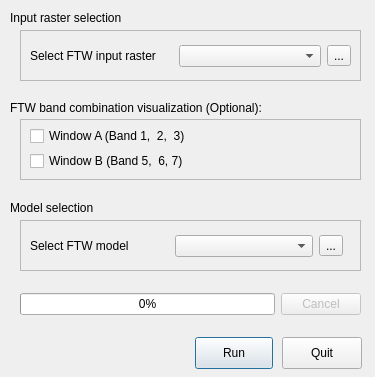
fieldsoftheworld/ftw-qgis-plugin, file ftw_plugin/ftw_plugin_dialog_base.ui: the form before one commit.
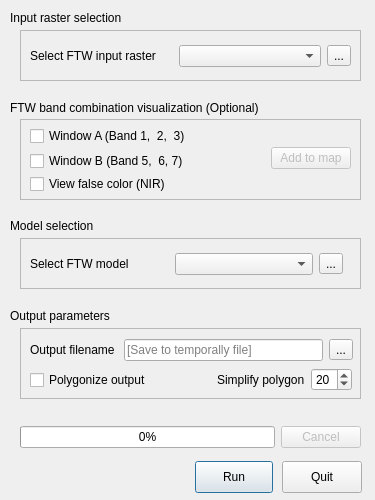
The form after the commit.

Patch:
```diff
--- a/ftw_plugin/ftw_plugin_dialog_base.ui
+++ b/ftw_plugin/ftw_plugin_dialog_base.ui
@@ -7,7 +7,7 @@
     <x>0</x>
     <y>0</y>
     <width>375</width>
-    <height>377</height>
+    <height>500</height>
    </rect>
   </property>
   <property name="sizePolicy">
@@ -19,13 +19,13 @@
   <property name="minimumSize">
    <size>
     <width>375</width>
-    <height>377</height>
+    <height>500</height>
    </size>
   </property>
   <property name="maximumSize">
    <size>
     <width>375</width>
-    <height>377</height>
+    <height>500</height>
    </size>
   </property>
   <property name="windowTitle">
@@ -35,7 +35,7 @@
    <property name="geometry">
     <rect>
      <x>195</x>
-     <y>337</y>
+     <y>461</y>
      <width>78</width>
      <height>32</height>
     </rect>
@@ -54,7 +54,7 @@
    <property name="geometry">
     <rect>
      <x>282</x>
-     <y>337</y>
+     <y>461</y>
      <width>80</width>
      <height>32</height>
     </rect>
@@ -73,7 +73,7 @@
     </rect>
    </property>
    <property name="text">
-    <string>FTW band combination visualization (Optional):</string>
+    <string>FTW band combination visualization (Optional)</string>
    </property>
   </widget>
   <widget class="QFrame" name="frame">
@@ -127,7 +127,7 @@
      <x>20</x>
      <y>119</y>
      <width>341</width>
-     <height>61</height>
+     <height>81</height>
     </rect>
    </property>
    <property name="frameShape">
@@ -162,6 +162,54 @@
      <string>Window B (Band 5,  6, 7)</string>
     </property>
    </widget>
+   <widget class="QCheckBox" name="nir">
+    <property name="geometry">
+     <rect>
+      <x>10</x>
+      <y>55</y>
+      <width>161</width>
+      <height>20</height>
+     </rect>
+    </property>
+    <property name="text">
+     <string>View false color (NIR)</string>
+    </property>
+   </widget>
+   <widget class="QWidget" name="">
+    <property name="geometry">
+     <rect>
+      <x>182</x>
+      <y>23</y>
+      <width>149</width>
+      <height>32</height>
+     </rect>
+    </property>
+    <layout class="QHBoxLayout" name="horizontalLayout_7">
+     <item>
+      <spacer name="horizontalSpacer_2">
+       <property name="orientation">
+        <enum>Qt::Horizontal</enum>
+       </property>
+       <property name="sizeHint" stdset="0">
+        <size>
+         <width>28</width>
+         <height>20</height>
+        </size>
+       </property>
+      </spacer>
+     </item>
+     <item>
+      <widget class="QPushButton" name="add_map">
+       <property name="enabled">
+        <bool>false</bool>
+       </property>
+       <property name="text">
+        <string>Add to map</string>
+       </property>
+      </widget>
+     </item>
+    </layout>
+   </widget>
   </widget>
   <widget class="QLabel" name="label_4">
    <property name="geometry">
@@ -180,7 +228,7 @@
    <property name="geometry">
     <rect>
      <x>20</x>
-     <y>220</y>
+     <y>238</y>
      <width>341</width>
      <height>51</height>
     </rect>
@@ -225,7 +273,7 @@
    <property name="geometry">
     <rect>
      <x>10</x>
-     <y>200</y>
+     <y>218</y>
      <width>351</width>
      <height>16</height>
     </rect>
@@ -238,7 +286,7 @@
    <property name="geometry">
     <rect>
      <x>20</x>
-     <y>288</y>
+     <y>421</y>
      <width>341</width>
      <height>32</height>
     </rect>
@@ -263,6 +311,120 @@
     </item>
    </layout>
   </widget>
+  <widget class="QFrame" name="frame_4">
+   <property name="geometry">
+    <rect>
+     <x>20</x>
+     <y>328</y>
+     <width>341</width>
+     <height>71</height>
+    </rect>
+   </property>
+   <property name="frameShape">
+    <enum>QFrame::StyledPanel</enum>
+   </property>
+   <property name="frameShadow">
+    <enum>QFrame::Raised</enum>
+   </property>
+   <widget class="QWidget" name="">
+    <property name="geometry">
+     <rect>
+      <x>10</x>
+      <y>38</y>
+      <width>322</width>
+      <height>28</height>
+     </rect>
+    </property>
+    <layout class="QHBoxLayout" name="horizontalLayout_6">
+     <item>
+      <widget class="QCheckBox" name="polygonize_flag">
+       <property name="text">
+        <string>Polygonize output</string>
+       </property>
+      </widget>
+     </item>
+     <item>
+      <spacer name="horizontalSpacer">
+       <property name="orientation">
+        <enum>Qt::Horizontal</enum>
+       </property>
+       <property name="sizeHint" stdset="0">
+        <size>
+         <width>28</width>
+         <height>20</height>
+        </size>
+       </property>
+      </spacer>
+     </item>
+     <item>
+      <widget class="QLabel" name="label_9">
+       <property name="text">
+        <string>Simplify polygon</string>
+       </property>
+      </widget>
+     </item>
+     <item>
+      <widget class="QSpinBox" name="simplify_polygon">
+       <property name="value">
+        <number>20</number>
+       </property>
+      </widget>
+     </item>
+    </layout>
+   </widget>
+   <widget class="QWidget" name="">
+    <property name="geometry">
+     <rect>
+      <x>10</x>
+      <y>10</y>
+      <width>323</width>
+      <height>24</height>
+     </rect>
+    </property>
+    <layout class="QHBoxLayout" name="horizontalLayout_5">
+     <item>
+      <widget class="QLabel" name="label_8">
+       <property name="text">
+        <string>Output filename </string>
+       </property>
+      </widget>
+     </item>
+     <item>
+      <widget class="QLineEdit" name="output_name">
+       <property name="minimumSize">
+        <size>
+         <width>175</width>
+         <height>0</height>
+        </size>
+       </property>
+       <property name="placeholderText">
+        <string>[Save to temporally file]</string>
+       </property>
+      </widget>
+     </item>
+     <item>
+      <widget class="QToolButton" name="output_path">
+       <property name="text">
+        <string>...</string>
+       </property>
+      </widget>
+     </item>
+    </layout>
+   </widget>
+  </widget>
+  <widget class="QLabel" name="label_7">
+   <property name="geometry">
+    <rect>
+     <x>10</x>
+     <y>308</y>
+     <width>351</width>
+     <height>16</height>
+    </rect>
+   </property>
+   <property name="text">
+    <string>Output parameters</string>
+   </property>
+  </widget>
   <zorder>frame</zorder>
   <zorder>frame_2</zorder>
   <zorder>frame_3</zorder>
```
Left out of the diff: 2 changed lines with no effect on the pictures.
